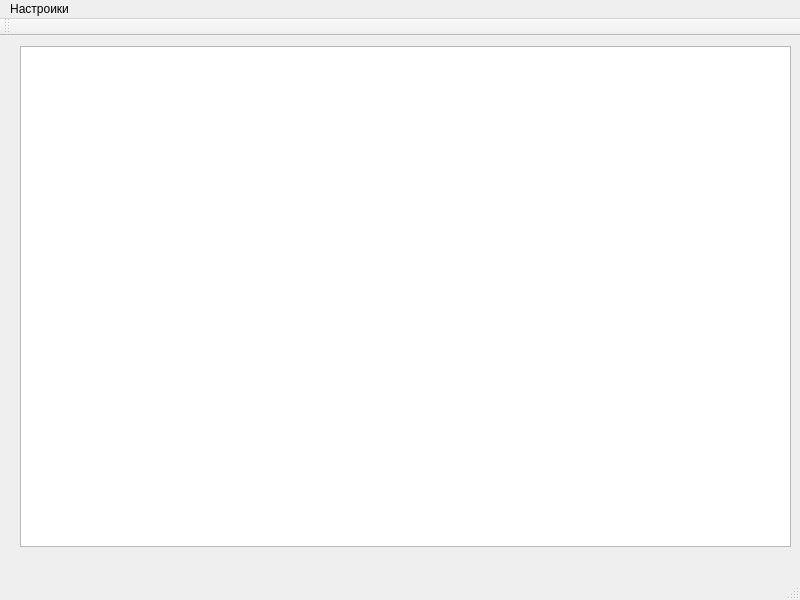
Above: subwindows/universalrelationtable.ui from ButtNaked/DBprom2 before the change. Below: the same form after it.
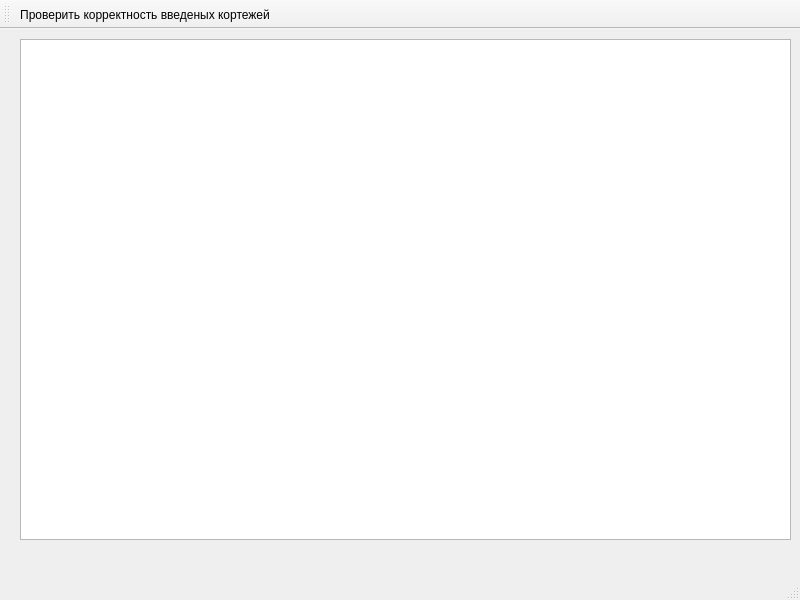
That is the form after the change. Icons and pictures are not drawn.

Commit message: Little bit interface changes

Diff of the .ui file:
```diff
--- a/subwindows/universalrelationtable.ui
+++ b/subwindows/universalrelationtable.ui
@@ -36,27 +36,17 @@
    <attribute name="toolBarBreak">
     <bool>false</bool>
    </attribute>
-  </widget>
-  <widget class="QMenuBar" name="menuBar">
-   <property name="geometry">
-    <rect>
-     <x>0</x>
-     <y>0</y>
-     <width>800</width>
-     <height>21</height>
-    </rect>
-   </property>
-   <widget class="QMenu" name="menuOptions">
-    <property name="title">
-     <string>Настроики</string>
-    </property>
-    <addaction name="actionCheck"/>
-   </widget>
-   <addaction name="menuOptions"/>
+   <addaction name="actionCheck"/>
   </widget>
   <action name="actionCheck">
    <property name="text">
-    <string>Check</string>
+    <string>Проверить корректность введеных кортежей</string>
+   </property>
+   <property name="shortcutContext">
+    <enum>Qt::WindowShortcut</enum>
+   </property>
+   <property name="menuRole">
+    <enum>QAction::TextHeuristicRole</enum>
    </property>
   </action>
  </widget>
```
Left out of the diff: 5 changed lines with no effect on the pictures. The commit also changes 4 other files.
